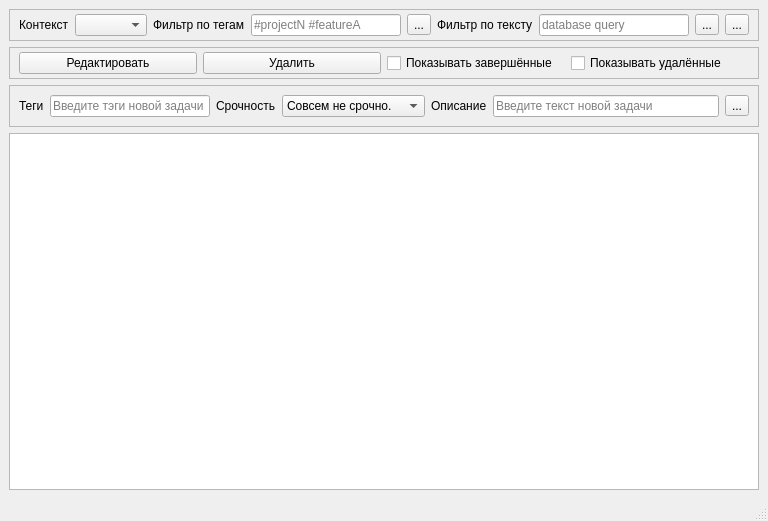
First picture: the form in ui/mainwindow.ui, repository wterkin/tasks_board, before the edit.
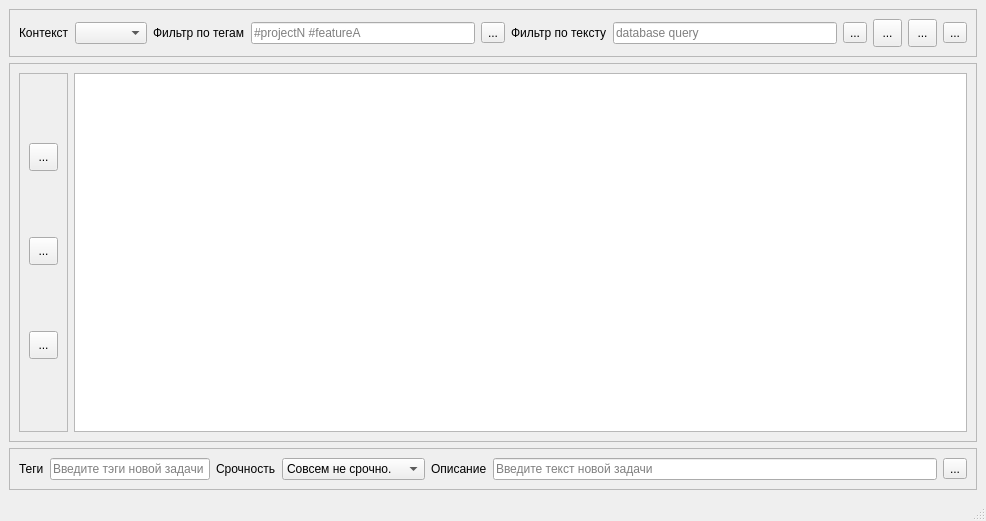
Second picture: the form after the edit. Icons and pictures are not drawn.

What changed in the file:
```diff
--- a/ui/mainwindow.ui
+++ b/ui/mainwindow.ui
@@ -6,7 +6,7 @@
    <rect>
     <x>0</x>
     <y>0</y>
-    <width>768</width>
+    <width>986</width>
     <height>521</height>
    </rect>
   </property>
@@ -26,7 +26,7 @@
    <string>MainWindow</string>
   </property>
   <widget class="QWidget" name="centralwidget">
-   <layout class="QVBoxLayout" name="verticalLayout">
+   <layout class="QVBoxLayout" name="verticalLayout_2">
     <item>
      <widget class="QFrame" name="frame">
       <property name="minimumSize">
@@ -47,16 +47,7 @@
       <property name="frameShadow">
        <enum>QFrame::Sunken</enum>
       </property>
-      <layout class="QHBoxLayout" name="horizontalLayout">
-       <property name="leftMargin">
-        <number>9</number>
-       </property>
-       <property name="topMargin">
-        <number>4</number>
-       </property>
-       <property name="bottomMargin">
-        <number>4</number>
-       </property>
+      <layout class="QHBoxLayout" name="horizontalLayout_3">
        <item>
         <widget class="QLabel" name="label_ContextFilter">
          <property name="text">
@@ -131,6 +122,32 @@
          </property>
         </widget>
        </item>
+       <item>
+        <widget class="QToolButton" name="toolButton_ViewCompleted">
+         <property name="minimumSize">
+          <size>
+           <width>29</width>
+           <height>28</height>
+          </size>
+         </property>
+         <property name="text">
+          <string>...</string>
+         </property>
+        </widget>
+       </item>
+       <item>
+        <widget class="QToolButton" name="toolButton_ViewDeleted">
+         <property name="minimumSize">
+          <size>
+           <width>29</width>
+           <height>28</height>
+          </size>
+         </property>
+         <property name="text">
+          <string>...</string>
+         </property>
+        </widget>
+       </item>
        <item>
         <widget class="QToolButton" name="toolButton_Quit">
          <property name="text">
@@ -152,73 +169,67 @@
      </widget>
     </item>
     <item>
-     <widget class="QFrame" name="frame_3">
-      <property name="minimumSize">
-       <size>
-        <width>750</width>
-        <height>32</height>
-       </size>
-      </property>
+     <widget class="QFrame" name="frame_4">
       <property name="frameShape">
        <enum>QFrame::StyledPanel</enum>
       </property>
       <property name="frameShadow">
        <enum>QFrame::Sunken</enum>
       </property>
-      <layout class="QHBoxLayout" name="horizontalLayout_3">
-       <property name="topMargin">
-        <number>4</number>
-       </property>
-       <property name="bottomMargin">
-        <number>4</number>
-       </property>
+      <layout class="QHBoxLayout" name="horizontalLayout_4">
        <item>
-        <widget class="QPushButton" name="pushButton_EditTask">
-         <property name="text">
-          <string>Редактировать</string>
+        <widget class="QFrame" name="frame_5">
+         <property name="frameShape">
+          <enum>QFrame::StyledPanel</enum>
          </property>
-         <property name="icon">
-          <iconset>
-           <normaloff>accessories-text-editor.png</normaloff>accessories-text-editor.png</iconset>
+         <property name="frameShadow">
+          <enum>QFrame::Sunken</enum>
          </property>
-         <property name="iconSize">
-          <size>
-           <width>22</width>
-           <height>22</height>
-          </size>
-         </property>
+         <layout class="QVBoxLayout" name="verticalLayout">
+          <item>
+           <widget class="QToolButton" name="toolButton_EditTask">
+            <property name="minimumSize">
+             <size>
+              <width>29</width>
+              <height>28</height>
+             </size>
+            </property>
+            <property name="text">
+             <string>...</string>
+            </property>
+           </widget>
+          </item>
+          <item>
+           <widget class="QToolButton" name="toolButton_DeleteTask">
+            <property name="minimumSize">
+             <size>
+              <width>29</width>
+              <height>28</height>
+             </size>
+            </property>
+            <property name="text">
+             <string>...</string>
+            </property>
+           </widget>
+          </item>
+          <item>
+           <widget class="QToolButton" name="toolButton_CompleteTask">
+            <property name="minimumSize">
+             <size>
+              <width>29</width>
+              <height>28</height>
+             </size>
+            </property>
+            <property name="text">
+             <string>...</string>
+            </property>
+           </widget>
+          </item>
+         </layout>
         </widget>
        </item>
        <item>
-        <widget class="QPushButton" name="pushButton_DeleteTask">
-         <property name="text">
-          <string>Удалить</string>
-         </property>
-         <property name="icon">
-          <iconset>
-           <normaloff>edit-delete.png</normaloff>edit-delete.png</iconset>
-         </property>
-         <property name="iconSize">
-          <size>
-           <width>22</width>
-           <height>22</height>
-          </size>
-         </property>
-        </widget>
-       </item>
-       <item>
-        <widget class="QCheckBox" name="checkBox_ShowCompleted">
-         <property name="text">
-          <string>Показывать завершённые</string>
-         </property>
-        </widget>
-       </item>
-       <item>
-        <widget class="QCheckBox" name="checkBox_ShowDeleted">
-         <property name="text">
-          <string>Показывать удалённые</string>
-         </property>
-        </widget>
+        <widget class="QTableWidget" name="tableWidget_Tasks"/>
        </item>
       </layout>
      </widget>
@@ -348,9 +359,6 @@
       </layout>
      </widget>
     </item>
-    <item>
-     <widget class="QTableWidget" name="tableWidget_Tasks"/>
-    </item>
    </layout>
   </widget>
   <widget class="QStatusBar" name="statusbar"/>
```
Left out of the diff: 19 changed lines with no effect on the pictures.
